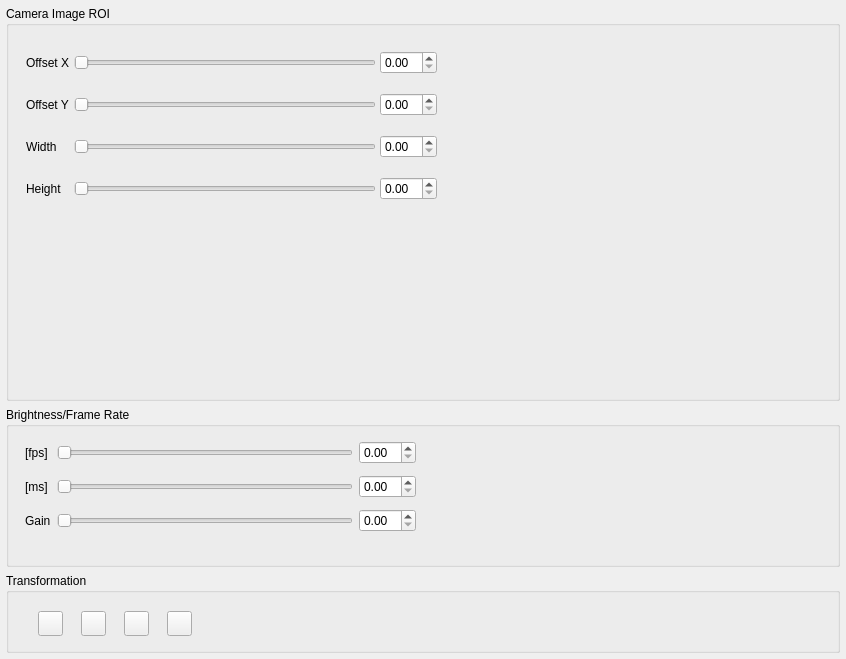
This is ids_camera/settings_dialog.ui in TU-Darmstadt-APQ/labscript-user-devices-artemis as Qt 5 draws it before an edit. The edited form follows.
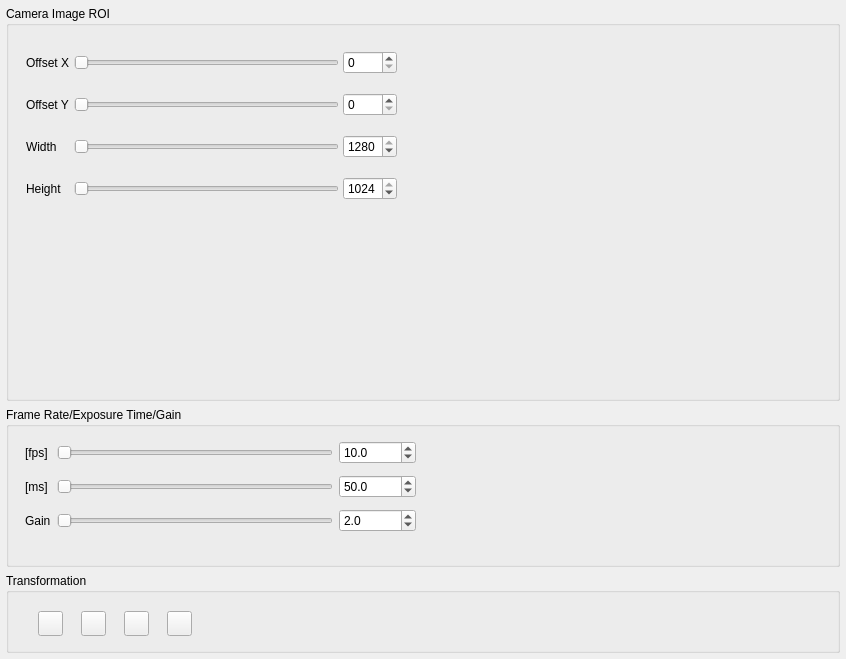
This is the edited form. Icons and pictures are not drawn.

Commit message: add QDoubleSliders, sync with DoubleSpinBoxes, WIP: freerun, acquisition start/stop logic by changing modes

```diff
--- a/ids_camera/settings_dialog.ui
+++ b/ids_camera/settings_dialog.ui
@@ -46,7 +46,7 @@
            <rect>
             <x>20</x>
             <y>30</y>
-            <width>411</width>
+            <width>371</width>
             <height>181</height>
            </rect>
           </property>
@@ -54,73 +54,116 @@
            <property name="spacing">
             <number>4</number>
            </property>
-           <item row="2" column="0">
-            <widget class="QLabel" name="offset_y_2">
-             <property name="text">
-              <string>Offset Y</string>
+           <item row="0" column="3">
+            <widget class="QSpinBox" name="offset_x">
+             <property name="maximum">
+              <number>1280</number>
              </property>
             </widget>
            </item>
-           <item row="3" column="3">
-            <widget class="QDoubleSpinBox" name="width"/>
+           <item row="2" column="3">
+            <widget class="QSpinBox" name="width">
+             <property name="minimum">
+              <number>16</number>
+             </property>
+             <property name="maximum">
+              <number>1280</number>
+             </property>
+             <property name="singleStep">
+              <number>4</number>
+             </property>
+             <property name="value">
+              <number>1280</number>
+             </property>
+             <property name="displayIntegerBase">
+              <number>10</number>
+             </property>
+            </widget>
            </item>
            <item row="1" column="3">
-            <widget class="QDoubleSpinBox" name="offset_x"/>
-           </item>
-           <item row="1" column="0">
-            <widget class="QLabel" name="offset_x_2">
-             <property name="text">
-              <string>Offset X</string>
+            <widget class="QSpinBox" name="offset_y">
+             <property name="maximum">
+              <number>1024</number>
              </property>
             </widget>
            </item>
-           <item row="4" column="3">
-            <widget class="QDoubleSpinBox" name="height"/>
-           </item>
-           <item row="3" column="0">
+           <item row="2" column="0">
             <widget class="QLabel" name="width_2">
              <property name="text">
               <string>Width</string>
              </property>
             </widget>
            </item>
-           <item row="4" column="1">
-            <widget class="QSlider" name="height_slider">
-             <property name="orientation">
-              <enum>Qt::Horizontal</enum>
-             </property>
-            </widget>
-           </item>
-           <item row="4" column="0">
-            <widget class="QLabel" name="height_2">
-             <property name="text">
-              <string>Height</string>
-             </property>
-            </widget>
-           </item>
            <item row="3" column="1">
-            <widget class="QSlider" name="width_slider">
+            <widget class="QSlider" name="height_slider">
              <property name="orientation">
               <enum>Qt::Horizontal</enum>
              </property>
             </widget>
            </item>
            <item row="2" column="1">
-            <widget class="QSlider" name="offset_y_slider">
+            <widget class="QSlider" name="width_slider">
              <property name="orientation">
               <enum>Qt::Horizontal</enum>
              </property>
             </widget>
            </item>
-           <item row="1" column="1">
+           <item row="0" column="0">
+            <widget class="QLabel" name="offset_x_2">
+             <property name="text">
+              <string>Offset X</string>
+             </property>
+            </widget>
+           </item>
+           <item row="1" column="0">
+            <widget class="QLabel" name="offset_y_2">
+             <property name="text">
+              <string>Offset Y</string>
+             </property>
+            </widget>
+           </item>
+           <item row="0" column="1">
             <widget class="QSlider" name="offset_x_slider">
              <property name="orientation">
               <enum>Qt::Horizontal</enum>
              </property>
             </widget>
            </item>
-           <item row="2" column="3">
-            <widget class="QDoubleSpinBox" name="offset_y"/>
+           <item row="1" column="1">
+            <widget class="QSlider" name="offset_y_slider">
+             <property name="orientation">
+              <enum>Qt::Horizontal</enum>
+             </property>
+            </widget>
+           </item>
+           <item row="3" column="3">
+            <widget class="QSpinBox" name="height">
+             <property name="minimum">
+              <number>4</number>
+             </property>
+             <property name="maximum">
+              <number>1024</number>
+             </property>
+             <property name="singleStep">
+              <number>2</number>
+             </property>
+             <property name="stepType">
+              <enum>QAbstractSpinBox::DefaultStepType</enum>
+             </property>
+             <property name="value">
+              <number>1024</number>
+             </property>
+             <property name="displayIntegerBase">
+              <number>10</number>
+             </property>
+            </widget>
+           </item>
+           <item row="3" column="0">
+            <widget class="QLabel" name="height_2">
+             <property name="text">
+              <string>Height</string>
+             </property>
+            </widget>
            </item>
           </layout>
          </widget>
@@ -135,7 +178,7 @@
           </size>
          </property>
          <property name="title">
-          <string>Brightness/Frame Rate</string>
+          <string>Frame Rate/Exposure Time/Gain</string>
          </property>
          <widget class="QWidget" name="gridLayoutWidget">
           <property name="geometry">
@@ -185,10 +228,36 @@
             </widget>
            </item>
            <item row="1" column="3">
-            <widget class="QDoubleSpinBox" name="spin_fps"/>
+            <widget class="QDoubleSpinBox" name="spin_fps">
+             <property name="decimals">
+              <number>1</number>
+             </property>
+             <property name="minimum">
+              <double>0.500000000000000</double>
+             </property>
+             <property name="maximum">
+              <double>17.199999999999999</double>
+             </property>
+             <property name="value">
+              <double>10.000000000000000</double>
+             </property>
+            </widget>
            </item>
            <item row="3" column="3">
-            <widget class="QDoubleSpinBox" name="spin_gain"/>
+            <widget class="QDoubleSpinBox" name="spin_gain">
+             <property name="decimals">
+              <number>1</number>
+             </property>
+             <property name="minimum">
+              <double>1.000000000000000</double>
+             </property>
+             <property name="maximum">
+              <double>4.000000000000000</double>
+             </property>
+             <property name="value">
+              <double>2.000000000000000</double>
+             </property>
+            </widget>
            </item>
            <item row="3" column="2">
             <widget class="QSlider" name="slider_gain">
@@ -198,7 +267,20 @@
             </widget>
            </item>
            <item row="2" column="3">
-            <widget class="QDoubleSpinBox" name="spin_exp"/>
+            <widget class="QDoubleSpinBox" name="spin_exp">
+             <property name="decimals">
+              <number>1</number>
+             </property>
+             <property name="minimum">
+              <double>0.100000000000000</double>
+             </property>
+             <property name="maximum">
+              <double>1999944.100000000093132</double>
+             </property>
+             <property name="value">
+              <double>50.000000000000000</double>
+             </property>
+            </widget>
            </item>
            <item row="3" column="0">
             <widget class="QLabel" name="gain">
```
Left out of the diff: 4 changed lines with no effect on the pictures. The commit also changes 4 other files.
